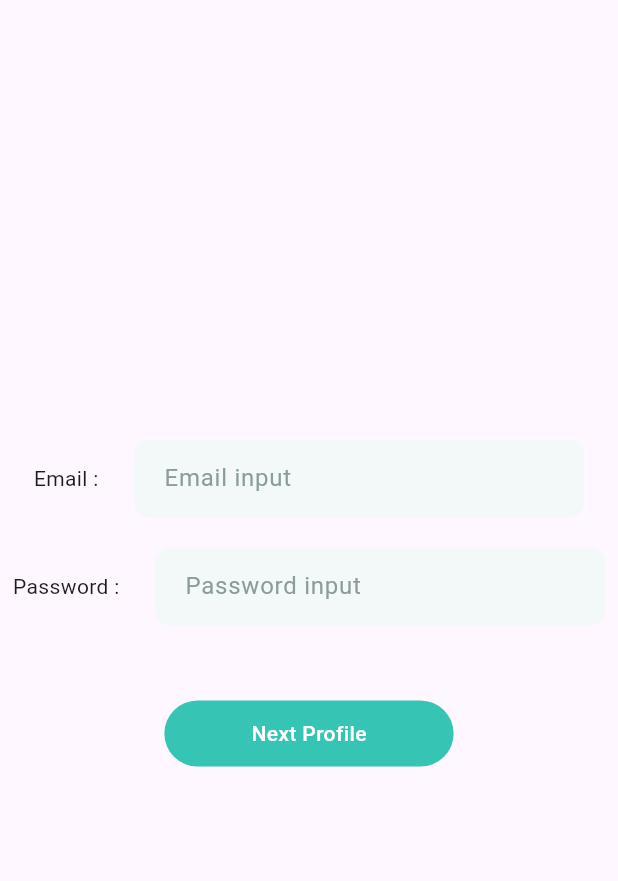
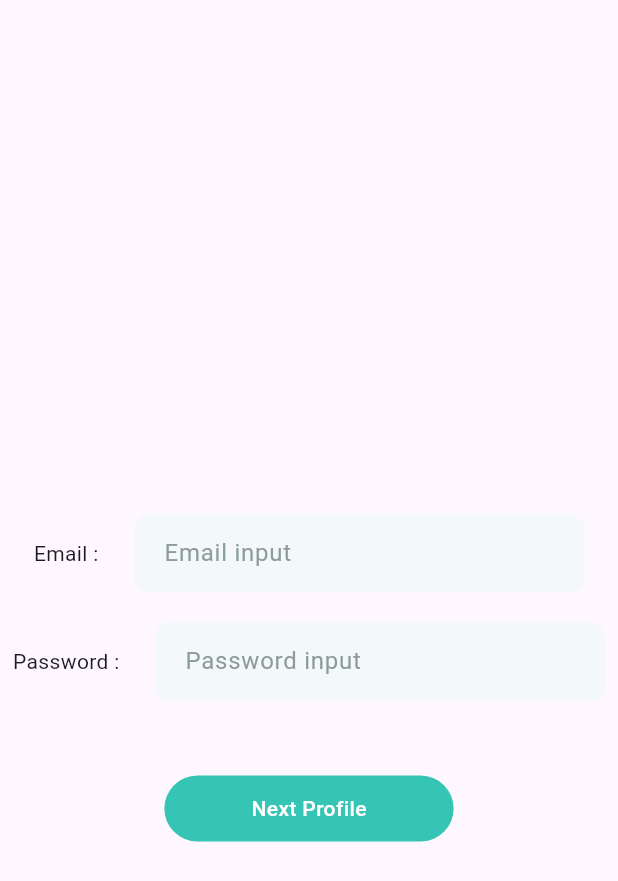
Before and after one commit to changyeun/remote, a Flutter app: the ProfileEmailView widget shown alone on an empty page, opened directly, on a phone screen of 412 x 824 dp. Shown: the top 881 px of the screen. Run offline on Flutter 3.47's test engine with Material 3 defaults, Android fonts, the light colour scheme and no system bars; our stand-ins replace dropdown_button2, file_picker, get, styled_text, supabase_flutter; missing offline and left inert: dart:js_interop; accounts and stored records are empty.

Commit message:
프로필, 일 생성 후 업데이트

```diff
--- a/lib/repo/job_repository.dart
+++ b/lib/repo/job_repository.dart
@@ -21,7 +21,7 @@ class JobsRepository{
       String linkOrEmail, String location, String aboutRole, String responsibility, String qualifications, String benefits,
       String companyName, String companyHQ, String photo, String website, String email, String des) async {
     try {
-      await Supabase.instance.client.from('users').upsert({
+      await Supabase.instance.client.from('jobs').upsert({
         'title' : title, 'category' : category, 'skill' : skill, 'worldWide' : worldWide,
         'salaryRange' : salaryRange, 'jobType' : jobType, 'linkOrEmail' : linkOrEmail, 'location':location,
         'aboutRole' : aboutRole, 'responsibility': responsibility, 'qualifications': qualifications,
@@ -29,6 +29,7 @@ class JobsRepository{
         'website': website, 'email': email, 'des': des
       });
       HomeService.to.type.value = 0;
+      HomeService.to.getJobModel();
       return true;
     } catch (e) {
       print(e);
--- a/lib/repo/user_repository.dart
+++ b/lib/repo/user_repository.dart
@@ -30,6 +30,7 @@ class UserRepository{
         'employments': employments, 'sideProjects': sideProjects, 'educations': educations
       });
       HomeService.to.type.value = 0;
+      HomeService.to.getUserModel();
       return true;
     } catch (e) {
       print(e);
--- a/lib/screen/views/home_view.dart
+++ b/lib/screen/views/home_view.dart
@@ -21,7 +21,7 @@ class HomeView extends StatelessWidget {
         ),
 
         //home list
-        ConstrainedBox(
+        Obx(() => ConstrainedBox(
           constraints: const BoxConstraints(
             minHeight: 1532,
           ),
@@ -106,7 +106,7 @@ class HomeView extends StatelessWidget {
                   ],
                 ),
               )),
-        ),
+        )),
 
         Container(
           height: 400,
--- a/lib/screen/views/profile_email_view.dart
+++ b/lib/screen/views/profile_email_view.dart
@@ -22,7 +22,7 @@ class _ProfileEmailViewState extends State<ProfileEmailView> {
       crossAxisAlignment: CrossAxisAlignment.center,
         mainAxisAlignment: MainAxisAlignment.center,
         children: [
-            const SizedBox(height: 100),
+            const SizedBox(height: 200),
             Row(
               mainAxisAlignment: MainAxisAlignment.center,
               children: [
```
Also changed, not shown: lib/screen/views/profile_list_view.dart (+5 -2 lines).
